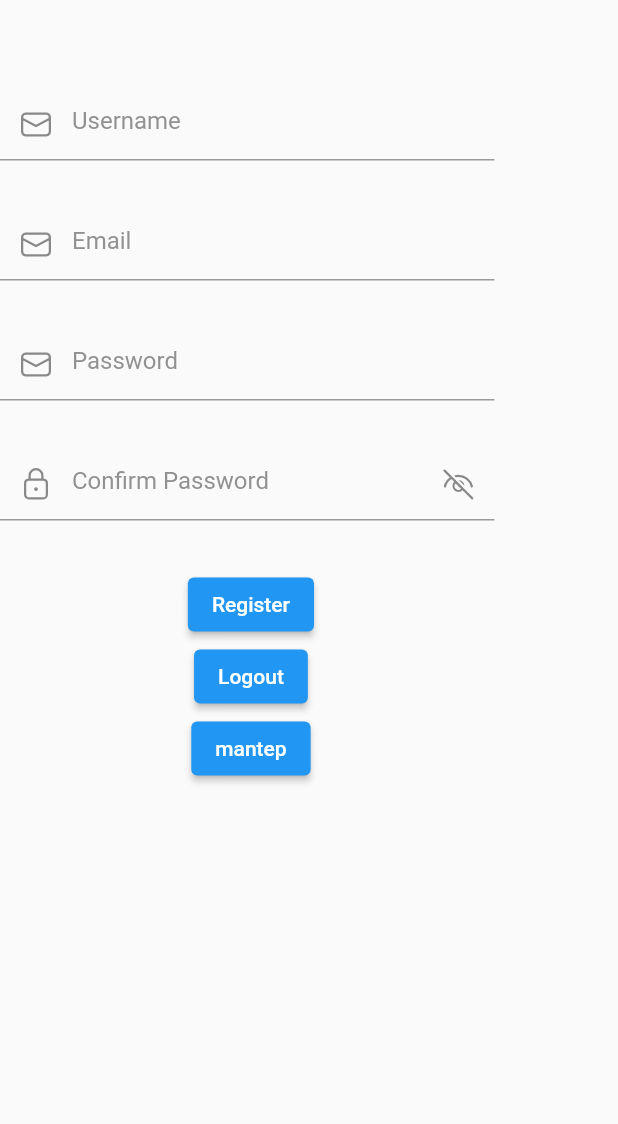
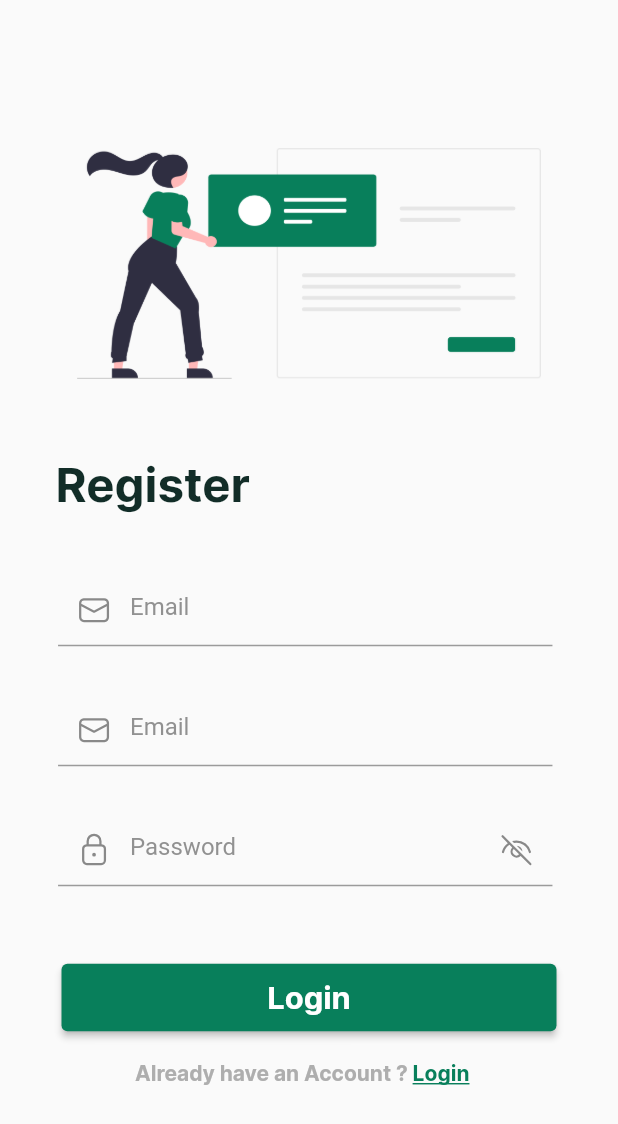
Before and after one commit to ZoeMohamed/Jofinance, a Flutter app: the screen it shows after launch, after a tap on "Register", on a phone screen of 412 x 824 dp. Shown: the top 1124 px of the screen. Run offline on Flutter 3.47's test engine with Material 2 defaults, Android fonts, the phone set to English and light mode, and no system bars; our stand-ins replace cloud_firestore, firebase_auth, firebase_core, fluentui_system_icons, flutter_spinkit, google_sign_in and 1 more; accounts and stored records are empty; network calls fail.

Commit message:
big changes

```diff
--- a/lib/main.dart
+++ b/lib/main.dart
@@ -1,6 +1,5 @@
 import 'package:flutter/material.dart';
 import 'package:flutter/services.dart';
-import 'package:google_sign_in/google_sign_in.dart';
 import 'package:jofinance/utils/services/google_auth_service.dart';
 import 'package:jofinance/modules/transition/auth_transition.dart';
 import 'package:provider/provider.dart';
--- a/lib/modules/login/screens/login.dart
+++ b/lib/modules/login/screens/login.dart
@@ -1,3 +1,5 @@
+import 'dart:developer';
+
 import 'package:firebase_auth/firebase_auth.dart';
 import 'package:flutter/material.dart';
 import 'package:jofinance/utils/services/google_auth_service.dart';
@@ -38,7 +40,9 @@ class _LoginPageState extends State<LoginPage> {
       onTap: () => FocusManager.instance.primaryFocus?.unfocus(),
       child: Scaffold(
         resizeToAvoidBottomInset: false,
-        body: Column(
+        body: SingleChildScrollView(
+          physics: NeverScrollableScrollPhysics(),
+          child: Column(
             children: [
               Align(
                   alignment: Alignment.topRight,
@@ -130,18 +134,14 @@ class _LoginPageState extends State<LoginPage> {
                     onPressed: () async {
                       setState(() {});
                       try {
-                      final credential = await FirebaseAuth.instance
+                        final credential = FirebaseAuth.instance
                             .signInWithEmailAndPassword(
-                              email: _emailcontroller.text,
-                              password: _passwordcontroller.text);
-
-                      Navigator.push(context,
-                          MaterialPageRoute(builder: (cntxt) {
-                        return MainPage();
-                      }));
-                    } on FirebaseAuthException catch (e) {
-                      if (e.code == 'user-not-found') {
-                      } else if (e.code == 'wrong-password') {}
+                                email: _emailcontroller.text.trim(),
+                                password: _passwordcontroller.text.trim());
+                      } catch (e) {
+                        log(e.toString());
+                        if (e == 'user-not-found') {
+                        } else if (e == 'wrong-password') {}
                       }
                     },
                     child: Text(
@@ -166,7 +166,8 @@ class _LoginPageState extends State<LoginPage> {
                 ),
                 GestureDetector(
                   onTap: () {
-                  Navigator.push(context, MaterialPageRoute(builder: (context) {
+                    Navigator.push(context,
+                        MaterialPageRoute(builder: (context) {
                       return RegisterPage();
                     }));
                   },
@@ -208,6 +209,7 @@ class _LoginPageState extends State<LoginPage> {
             ],
           ),
         ),
+      ),
     );
   }
 }
--- a/lib/modules/register/screens/register.dart
+++ b/lib/modules/register/screens/register.dart
@@ -1,12 +1,6 @@
-import 'package:firebase_auth/firebase_auth.dart';
 import 'package:flutter/material.dart';
-import 'package:jofinance/utils/services/google_auth_service.dart';
-import 'package:jofinance/modules/login/screens/login.dart';
-import 'package:jofinance/utils/services/firestore_service.dart';
 import 'package:sizer/sizer.dart';
 import 'package:fluentui_system_icons/fluentui_system_icons.dart';
-import 'dart:developer';
-import 'package:provider/provider.dart';
 
 class RegisterPage extends StatefulWidget {
   const RegisterPage({Key? key}) : super(key: key);
@@ -16,17 +10,55 @@ class RegisterPage extends StatefulWidget {
 }
 
 class _RegisterPageState extends State<RegisterPage> {
-  final _usernamecontroller = TextEditingController();
+  bool? _passwordvisible;
+  // Form controller
   final _emailcontroller = TextEditingController();
   final _passwordcontroller = TextEditingController();
-  final _confirmpasscontroller = TextEditingController();
+
+  @override
+  void initState() {
+    _passwordvisible = false;
+    super.initState();
+  }
+
+  @override
+  void dispose() {
+    _emailcontroller.dispose();
+    _passwordcontroller.dispose();
+    super.dispose();
+  }
+
   @override
   Widget build(BuildContext context) {
     return Scaffold(
-      body: Column(
+      body: SingleChildScrollView(
+          physics: ClampingScrollPhysics(),
+          child: Column(
             children: [
               SizedBox(
-            height: 59,
+                height: 12.h,
+              ),
+              Image.asset(
+                "assets/appImages/register_ilust.png",
+                width: 75.w,
+              ),
+              SizedBox(
+                height: 6.2.h,
+              ),
+              Padding(
+                  padding: EdgeInsets.symmetric(horizontal: 9.w),
+                  child: Container(
+                      alignment: Alignment.centerLeft,
+                      child: Text(
+                        "Register",
+                        style: TextStyle(
+                            fontSize: 23.sp,
+                            fontWeight: FontWeight.w800,
+                            fontFamily: "Inter",
+                            color: const Color.fromRGBO(18, 45, 40, 1)),
+                      ))),
+              SizedBox(
+                height: 5.h,
               ),
               Wrap(children: [
                 Padding(
@@ -34,15 +66,15 @@ class _RegisterPageState extends State<RegisterPage> {
                   child: ConstrainedBox(
                     constraints: BoxConstraints.tight(Size(80.w, 80)),
                     child: TextFormField(
-                  controller: _usernamecontroller,
+                      controller: _emailcontroller,
                       decoration: const InputDecoration(
                           focusedBorder: UnderlineInputBorder(
-                          borderSide:
-                              BorderSide(color: Color.fromRGBO(8, 127, 91, 1))),
+                              borderSide: BorderSide(
+                                  color: Color.fromRGBO(8, 127, 91, 1))),
                           prefixIcon: Icon(FluentIcons.mail_16_regular),
-                      hintText: "Username",
-                      hintStyle:
-                          TextStyle(color: Color.fromRGBO(119, 119, 119, 0.8))),
+                          hintText: "Email",
+                          hintStyle: TextStyle(
+                              color: Color.fromRGBO(119, 119, 119, 0.8))),
                     ),
                   ),
                 ),
@@ -54,12 +86,12 @@ class _RegisterPageState extends State<RegisterPage> {
                       controller: _emailcontroller,
                       decoration: const InputDecoration(
                           focusedBorder: UnderlineInputBorder(
-                          borderSide:
-                              BorderSide(color: Color.fromRGBO(8, 127, 91, 1))),
+                              borderSide: BorderSide(
+                                  color: Color.fromRGBO(8, 127, 91, 1))),
                           prefixIcon: Icon(FluentIcons.mail_16_regular),
                           hintText: "Email",
-                      hintStyle:
-                          TextStyle(color: Color.fromRGBO(119, 119, 119, 0.8))),
+                          hintStyle: TextStyle(
+                              color: Color.fromRGBO(119, 119, 119, 0.8))),
                     ),
                   ),
                 ),
@@ -69,63 +101,76 @@ class _RegisterPageState extends State<RegisterPage> {
                     constraints: BoxConstraints.tight(Size(80.w, 80)),
                     child: TextFormField(
                       controller: _passwordcontroller,
-                  decoration: const InputDecoration(
-                      focusedBorder: UnderlineInputBorder(
-                          borderSide:
-                              BorderSide(color: Color.fromRGBO(8, 127, 91, 1))),
-                      prefixIcon: Icon(FluentIcons.mail_16_regular),
-                      hintText: "Password",
-                      hintStyle:
-                          TextStyle(color: Color.fromRGBO(119, 119, 119, 0.8))),
-                ),
-              ),
-            ),
-            Padding(
-              padding: EdgeInsets.only(right: 5),
-              child: ConstrainedBox(
-                constraints: BoxConstraints.tight(Size(80.w, 80)),
-                child: TextFormField(
-                  controller: _confirmpasscontroller,
+                      obscureText: !_passwordvisible!,
                       textAlign: TextAlign.left,
                       decoration: InputDecoration(
                           focusedBorder: UnderlineInputBorder(
-                          borderSide:
-                              BorderSide(color: Color.fromRGBO(8, 127, 91, 1))),
+                              borderSide: BorderSide(
+                                  color: Color.fromRGBO(8, 127, 91, 1))),
                           suffixIcon: IconButton(
-                          onPressed: () {},
-                          icon: Icon(FluentIcons.eye_off_16_regular)),
+                              onPressed: () {
+                                setState(() {
+                                  _passwordvisible = !_passwordvisible!;
+                                });
+                              },
+                              icon: _passwordvisible ?? false
+                                  ? Icon(FluentIcons.eye_16_regular)
+                                  : Icon(FluentIcons.eye_off_16_regular)),
                           prefixIcon:
                               const Icon(FluentIcons.lock_closed_16_regular),
-                      hintText: "Confirm Password",
+                          hintText: "Password",
                           hintStyle: TextStyle(
                               color: const Color.fromRGBO(119, 119, 119, 0.8))),
                     ),
                   ),
                 ),
               ]),
-          ElevatedButton(
-              onPressed: () async {
-                try {
-                  await FirebaseAuth.instance.createUserWithEmailAndPassword(
-                      email: _emailcontroller.text,
-                      password: _passwordcontroller.text);
-                } catch (e) {}
+              SizedBox(
+                height: 2.4.h,
+              ),
+              SizedBox(
+                height: 45,
+                width: 330,
+                child: ElevatedButton(
+                    onPressed: () async {},
+                    child: Text(
+                      "Login",
+                      style: TextStyle(fontFamily: "Inter", fontSize: 15.sp),
+                    ),
+                    style: ElevatedButton.styleFrom(
+                        primary: Color.fromRGBO(8, 127, 91, 1))),
+              ),
+              SizedBox(
+                height: 19,
+              ),
+              Row(children: [
+                SizedBox(
+                  width: 90,
+                ),
+                const Text(
+                  "Already have an Account ? ",
+                  style: const TextStyle(
+                      color: Color.fromRGBO(174, 174, 174, 1),
+                      fontFamily: "Inter"),
+                ),
+                GestureDetector(
+                  onTap: () {
+                    Navigator.push(context,
+                        MaterialPageRoute(builder: (context) {
+                      return RegisterPage();
+                    }));
                   },
-              child: Text("Register")),
-          ElevatedButton(
-              onPressed: () {
-                final provider =
-                    Provider.of<GoogleauthService>(context, listen: false);
-
-                provider.googleSignOut().then((value) => Navigator.push(context,
-                        MaterialPageRoute(builder: (context) {
-                      return LoginPage();
-                    })));
-              },
-              child: Text("Logout")),
-          ElevatedButton(onPressed: () async {}, child: Text("mantep"))
+                  child: Text(
+                    "Login",
+                    style: TextStyle(
+                        color: Color.fromRGBO(8, 127, 91, 1),
+                        fontFamily: "Inter",
+                        decoration: TextDecoration.underline),
+                  ),
+                )
+              ]),
             ],
-      ),
+          )),
     );
   }
 }
--- a/lib/modules/transition/auth_transition.dart
+++ b/lib/modules/transition/auth_transition.dart
@@ -27,7 +27,7 @@ class _TransitionPageState extends State<TransitionPage> {
           if (snapshot.connectionState == ConnectionState.waiting) {
             return CircularProgressIndicator();
           } else if (snapshot.hasData) {
-            log("ini datanya ada ");
+            log(snapshot.data.toString());
             return MainPage();
             // Navigate to Mainpage if there is authchanges
           } else {
--- a/pubspec.yaml
+++ b/pubspec.yaml
@@ -39,6 +39,7 @@ dependencies:
   firebase_auth: ^1.0.2
   google_sign_in: ^5.1.0
   provider: ^6.0.3
+
   cloud_firestore: ^1.0.3
   flutter_spinkit: ^5.1.0
 
@@ -72,6 +73,7 @@ flutter:
     - assets/appImages/green_circle.png
     - assets/appImages/vault_image.png
     - assets/appImages/google_logo.png
+    - assets/appImages/register_ilust.png
 
   # An image asset can refer to one or more resolution-specific "variants", see
   # https://flutter.dev/assets-and-images/#resolution-aware.
```
Also changed, not shown: lib/modules/dashboard/screens/main_page.dart (+24 -11 lines), lib/utils/services/google_auth_service.dart (+18 -3 lines), assets/appImages/register_ilust.png (added). Lines whose indentation alone changed are shown as unchanged.
